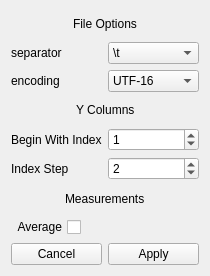
This is ui/ui_fileoptions.ui in jacekschneider/Physicochemical-Calculator as Qt 5 draws it before an edit. The edited form follows.
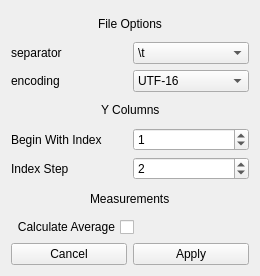
This is the edited form. Icons and pictures are not drawn.

```diff
--- a/ui/ui_fileoptions.ui
+++ b/ui/ui_fileoptions.ui
@@ -6,7 +6,7 @@
    <rect>
     <x>0</x>
     <y>0</y>
-    <width>210</width>
+    <width>260</width>
     <height>276</height>
    </rect>
   </property>
@@ -172,6 +172,9 @@
      </item>
      <item>
       <widget class="QSpinBox" name="sb_indexstep">
+       <property name="minimum">
+        <number>1</number>
+       </property>
        <property name="value">
         <number>2</number>
        </property>
@@ -224,7 +227,7 @@
         <enum>Qt::RightToLeft</enum>
        </property>
        <property name="text">
-        <string>Average</string>
+        <string>Calculate Average</string>
        </property>
       </widget>
      </item>
```
Left out of the diff: 6 changed lines with no effect on the pictures.
